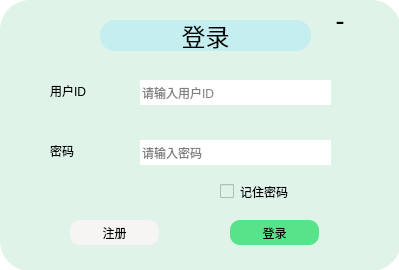
pechpo/What-s-up, file client/ui/logindialog.ui: the form before one commit.
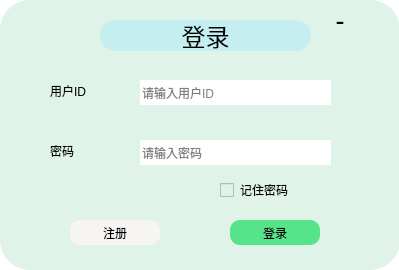
The form after the commit. Icons and pictures are not drawn.

```diff
--- a/client/ui/logindialog.ui
+++ b/client/ui/logindialog.ui
@@ -25,8 +25,8 @@
     <rect>
      <x>0</x>
      <y>0</y>
-     <width>401</width>
-     <height>271</height>
+     <width>400</width>
+     <height>270</height>
     </rect>
    </property>
    <property name="styleSheet">
@@ -63,8 +63,8 @@
      <rect>
       <x>220</x>
       <y>180</y>
-      <width>92</width>
-      <height>23</height>
+      <width>90</width>
+      <height>20</height>
      </rect>
     </property>
     <property name="styleSheet">
@@ -79,7 +79,7 @@
      <rect>
       <x>230</x>
       <y>220</y>
-      <width>89</width>
+      <width>90</width>
       <height>25</height>
      </rect>
     </property>
@@ -96,7 +96,7 @@
      <rect>
       <x>70</x>
       <y>220</y>
-      <width>89</width>
+      <width>90</width>
       <height>25</height>
      </rect>
     </property>
```
